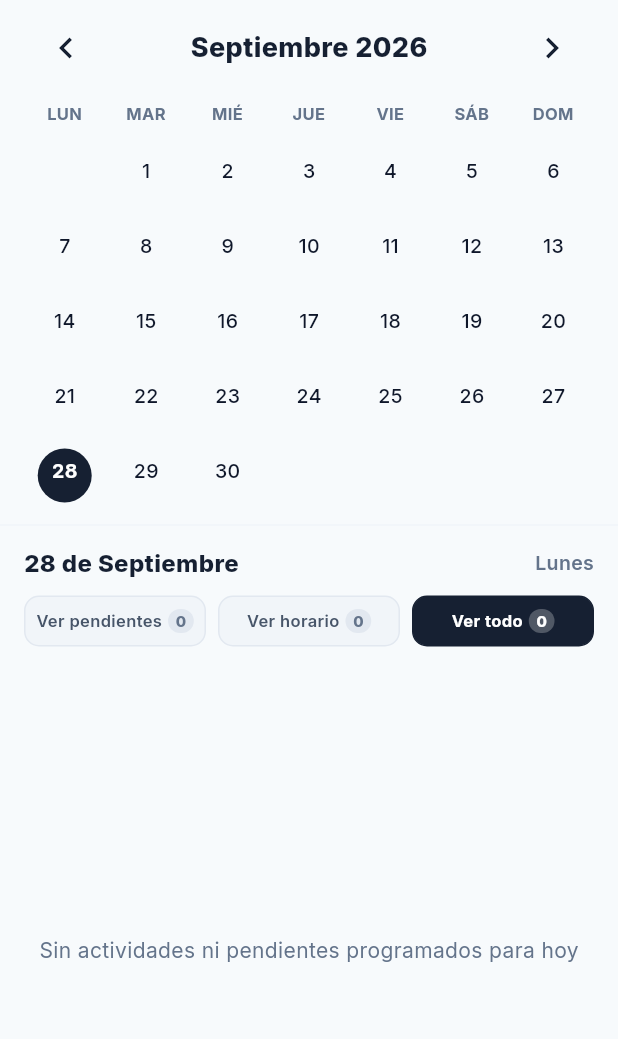
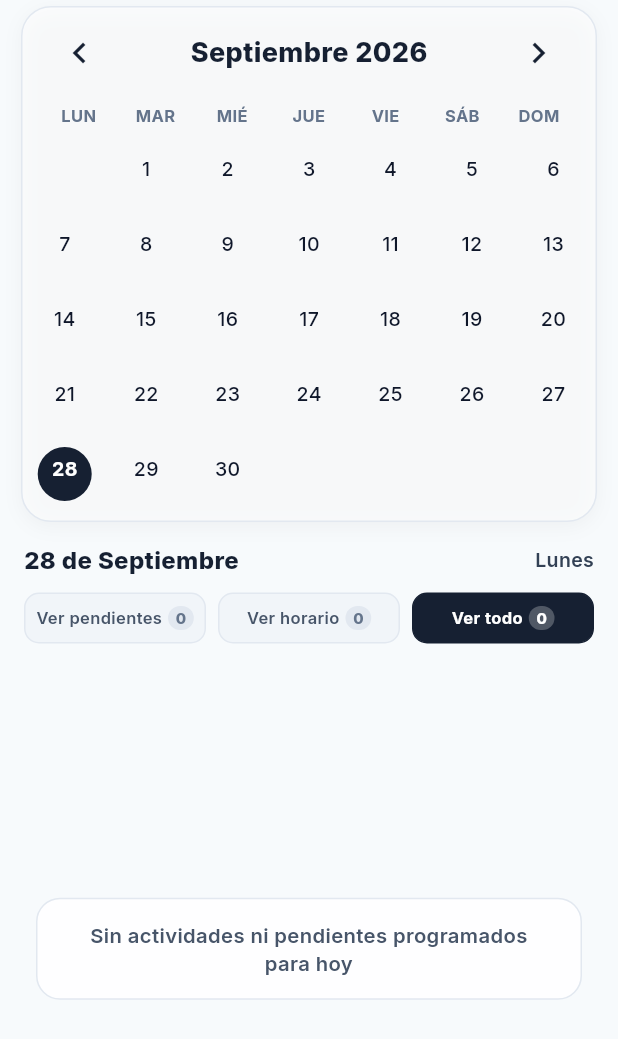
Before and after one commit to NiceWyll/zendae, a Flutter app: the CalendarioGeneralScreen widget shown alone on an empty page, opened directly, on a phone screen of 412 x 824 dp. Shown: the top 1039 px of the screen. Run offline on Flutter 3.47's test engine with Material 3 defaults, Android fonts, the phone set to English and light mode, and no system bars; our stand-ins replace file_picker, flutter_local_notifications, flutter_riverpod, flutter_tts, google_fonts, permission_handler and 5 more; accounts and stored records are empty.

Commit message:
fix(theme): fondo personalizado nitido sin difuminar con tinte de contraste adaptativo y tarjeta protectora en calendario

```diff
--- a/lib/features/calendario_general/presentation/screens/calendario_general_screen.dart
+++ b/lib/features/calendario_general/presentation/screens/calendario_general_screen.dart
@@ -9,6 +9,7 @@
 import 'package:mi_pendiente/features/pendientes/domain/entities/pendiente.dart';
 import 'package:mi_pendiente/features/pendientes/presentation/providers/pendientes_provider.dart';
 import 'package:mi_pendiente/features/pendientes/presentation/screens/detalle_pendiente_screen.dart';
+import 'package:mi_pendiente/features/ajustes/presentation/providers/ajustes_provider.dart';
 
 enum FiltroCalendarioGeneral { pendientes, horario, todo }
 
@@ -64,11 +65,36 @@
       return aMin.compareTo(bMin);
     });
 
+    final esFondoPersonalizado = ref.watch(ajustesProvider).temaId == 'fondo_personalizado';
+
     return Column(
+      children: [
+        // Tarjeta moderna del calendario (protege números y textos sobre fotos claras u oscuras)
+        Container(
+          margin: const EdgeInsets.symmetric(horizontal: 14, vertical: 4),
+          padding: const EdgeInsets.only(bottom: 8),
+          decoration: BoxDecoration(
+            color: isDark
+                ? (esFondoPersonalizado ? const Color(0xFF1E293B).withOpacity(0.72) : const Color(0xFF1E293B).withOpacity(0.40))
+                : (esFondoPersonalizado ? Colors.white.withOpacity(0.85) : Colors.white.withOpacity(0.55)),
+            borderRadius: BorderRadius.circular(20),
+            border: Border.all(
+              color: isDark ? const Color(0xFF334155).withOpacity(0.6) : const Color(0xFFE2E8F0),
+              width: 1,
+            ),
+            boxShadow: [
+              BoxShadow(
+                color: Colors.black.withOpacity(isDark ? 0.25 : 0.04),
+                blurRadius: 10,
+                offset: const Offset(0, 3),
+              ),
+            ],
+          ),
+          child: Column(
             children: [
               // Selector de mes (< Mes Año >)
               Padding(
-          padding: const EdgeInsets.symmetric(horizontal: 20, vertical: 8),
+                padding: const EdgeInsets.symmetric(horizontal: 14, vertical: 6),
                 child: Row(
                   mainAxisAlignment: MainAxisAlignment.spaceBetween,
                   children: [
@@ -102,7 +128,7 @@
 
               // Días de la semana (LUN, MAR, ...)
               Padding(
-          padding: const EdgeInsets.symmetric(horizontal: 16, vertical: 4),
+                padding: const EdgeInsets.symmetric(horizontal: 12, vertical: 4),
                 child: Row(
                   mainAxisAlignment: MainAxisAlignment.spaceAround,
                   children: _weekdays.map((w) => SizedBox(
@@ -119,19 +145,18 @@
                   )).toList(),
                 ),
               ),
-        const SizedBox(height: 6),
+              const SizedBox(height: 4),
 
               // Matriz de días del mes con indicadores duales
               Padding(
-          padding: const EdgeInsets.symmetric(horizontal: 16),
+                padding: const EdgeInsets.symmetric(horizontal: 10),
                 child: _buildMonthGrid(isDark, todosPendientes, todasClases),
               ),
+            ],
+          ),
+        ),
 
-        Divider(
-          height: 20,
-          thickness: 1,
-          color: isDark ? AppColors.borderDark : const Color(0xFFF1F5F9),
-        ),
+        const SizedBox(height: 6),
 
         // Encabezado del día seleccionado y los 3 Botones de Filtro
         Padding(
@@ -147,7 +172,16 @@
                     style: TextStyle(
                       fontSize: 16,
                       fontWeight: FontWeight.w800,
-                      color: isDark ? Colors.white : primaryColor,
+                      color: isDark ? Colors.white : (esFondoPersonalizado ? const Color(0xFF0F172A) : primaryColor),
+                      shadows: esFondoPersonalizado
+                          ? [
+                              Shadow(
+                                color: Colors.black.withOpacity(isDark ? 0.7 : 0.2),
+                                blurRadius: 4,
+                                offset: const Offset(0, 1),
+                              ),
+                            ]
+                          : null,
                     ),
                   ),
                   Text(
@@ -155,7 +189,16 @@
                     style: TextStyle(
                       fontSize: 13,
                       fontWeight: FontWeight.w600,
-                      color: isDark ? const Color(0xFF94A3B8) : const Color(0xFF64748B),
+                      color: isDark ? const Color(0xFFCBD5E1) : const Color(0xFF334155),
+                      shadows: esFondoPersonalizado
+                          ? [
+                              Shadow(
+                                color: Colors.black.withOpacity(isDark ? 0.6 : 0.15),
+                                blurRadius: 3,
+                                offset: const Offset(0, 1),
+                              ),
+                            ]
+                          : null,
                     ),
                   ),
                 ],
@@ -408,11 +451,24 @@
   Widget _buildListaSoloPendientes(bool isDark, List<Pendiente> pendientes) {
     if (pendientes.isEmpty) {
       return Center(
+        child: Container(
+          margin: const EdgeInsets.symmetric(horizontal: 24, vertical: 12),
+          padding: const EdgeInsets.symmetric(horizontal: 20, vertical: 14),
+          decoration: BoxDecoration(
+            color: isDark ? const Color(0xFF1E293B).withOpacity(0.72) : Colors.white.withOpacity(0.85),
+            borderRadius: BorderRadius.circular(16),
+            border: Border.all(
+              color: isDark ? const Color(0xFF334155).withOpacity(0.6) : const Color(0xFFE2E8F0),
+            ),
+          ),
           child: Text(
             'No hay pendientes registrados para este día',
+            textAlign: TextAlign.center,
             style: TextStyle(
-            fontSize: 14,
-            color: isDark ? const Color(0xFF94A3B8) : AppColors.textSecondary,
+              fontSize: 13.5,
+              fontWeight: FontWeight.w600,
+              color: isDark ? const Color(0xFFCBD5E1) : const Color(0xFF475569),
+            ),
           ),
         ),
       );
@@ -431,11 +487,24 @@
   Widget _buildListaSoloClases(bool isDark, List<Clase> clases) {
     if (clases.isEmpty) {
       return Center(
+        child: Container(
+          margin: const EdgeInsets.symmetric(horizontal: 24, vertical: 12),
+          padding: const EdgeInsets.symmetric(horizontal: 20, vertical: 14),
+          decoration: BoxDecoration(
+            color: isDark ? const Color(0xFF1E293B).withOpacity(0.72) : Colors.white.withOpacity(0.85),
+            borderRadius: BorderRadius.circular(16),
+            border: Border.all(
+              color: isDark ? const Color(0xFF334155).withOpacity(0.6) : const Color(0xFFE2E8F0),
+            ),
+          ),
           child: Text(
             'No tienes clases en tu horario para este día',
+            textAlign: TextAlign.center,
             style: TextStyle(
-            fontSize: 14,
-            color: isDark ? const Color(0xFF94A3B8) : AppColors.textSecondary,
+              fontSize: 13.5,
+              fontWeight: FontWeight.w600,
+              color: isDark ? const Color(0xFFCBD5E1) : const Color(0xFF475569),
+            ),
           ),
         ),
       );
@@ -468,11 +537,24 @@
 
     if (items.isEmpty) {
       return Center(
+        child: Container(
+          margin: const EdgeInsets.symmetric(horizontal: 24, vertical: 12),
+          padding: const EdgeInsets.symmetric(horizontal: 20, vertical: 14),
+          decoration: BoxDecoration(
+            color: isDark ? const Color(0xFF1E293B).withOpacity(0.72) : Colors.white.withOpacity(0.85),
+            borderRadius: BorderRadius.circular(16),
+            border: Border.all(
+              color: isDark ? const Color(0xFF334155).withOpacity(0.6) : const Color(0xFFE2E8F0),
+            ),
+          ),
           child: Text(
             'Sin actividades ni pendientes programados para hoy',
+            textAlign: TextAlign.center,
             style: TextStyle(
-            fontSize: 14,
-            color: isDark ? const Color(0xFF94A3B8) : AppColors.textSecondary,
+              fontSize: 13.5,
+              fontWeight: FontWeight.w600,
+              color: isDark ? const Color(0xFFCBD5E1) : const Color(0xFF475569),
+            ),
           ),
         ),
       );
```
Also changed, not shown: lib/core/widgets/fondo_personalizado_wrapper.dart (+21 -11 lines). Lines whose indentation alone changed are shown as unchanged.
